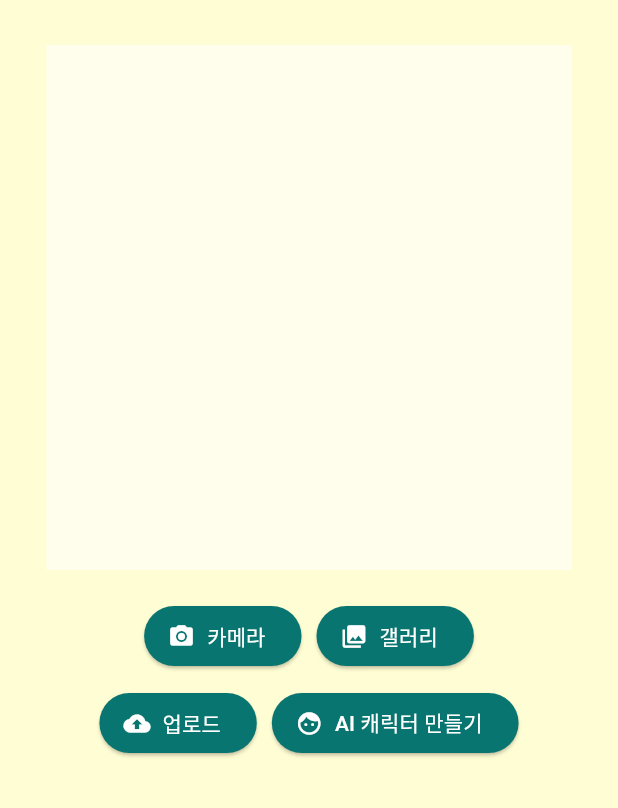
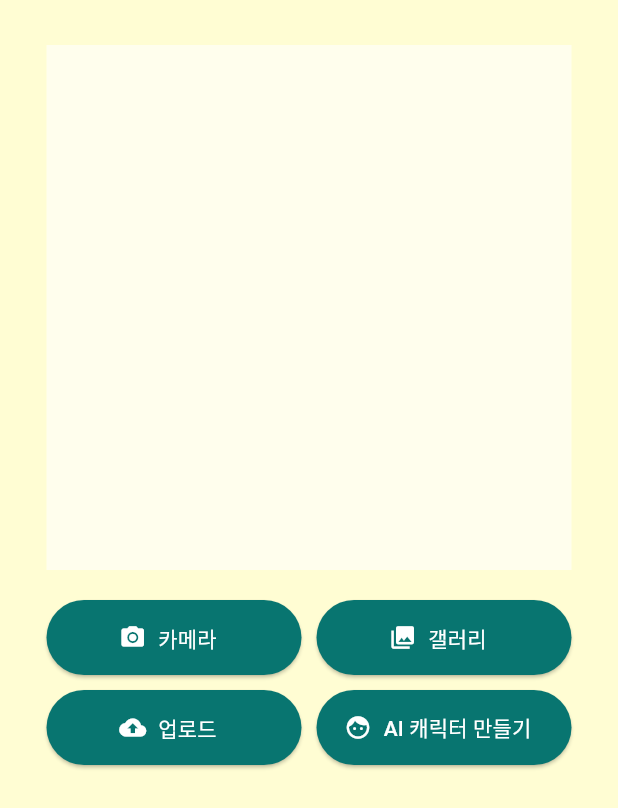
Before and after one commit to mjw-0111/Greedot-frontend, a Flutter app: the GetImage_greedot widget shown alone on an empty page, opened directly, on a phone screen of 412 x 824 dp. Shown: the top 808 px of the screen. Run offline on Flutter 3.47's test engine with Material 3 defaults, Android fonts, the phone set to English and light mode, and no system bars; our stand-ins replace avatar_glow, carousel_slider, fl_chart, flip_card, flutter_spinkit, image_picker and 5 more; missing offline and left inert: mime_type; accounts and stored records are empty; network calls fail.

Commit message:
update: button size unification

```diff
--- a/lib/screen/rigging/getImage.dart
+++ b/lib/screen/rigging/getImage.dart
@@ -17,6 +17,7 @@ import '../personality/settingAge.dart';
 //design setting for GetImage_greedot
 double paddingForButtons = 10; //다 상대적인 값으로 교체 예정
 double canvasSize = 350;
+
 
 class GetImage_greedot extends StatefulWidget {
   const GetImage_greedot({Key? key}) : super(key: key);
@@ -128,6 +129,9 @@ class _getImageState extends State<GetImage_greedot> {
   }
 
   Widget _buildButton() {
+    double buttonWidth = 170;
+    double buttonHeight = 50;
+
     return Column(
       mainAxisAlignment: MainAxisAlignment.center,
       children: [
@@ -142,8 +146,9 @@ class _getImageState extends State<GetImage_greedot> {
                 getImage(ImageSource.camera); // 카메라로 찍은 사진 가져오기
               },
               style: ElevatedButton.styleFrom(
-                primary: colorBut_greedot, // 버튼 배경 색상
-                onPrimary: Colors.white, // 버튼 텍스트 및 아이콘 색상
+                minimumSize: Size(buttonWidth, buttonHeight), // 모든 버튼에 대해 동일한 크기 설정
+                primary: colorBut_greedot, // 배경 색상
+                onPrimary: Colors.white, // 아이콘 및 텍스트 색상
               ),
             ),
             SizedBox(width: paddingForButtons), // 버튼 사이의 간격 조정
@@ -154,6 +159,7 @@ class _getImageState extends State<GetImage_greedot> {
                 getImage(ImageSource.gallery); // 갤러리에서 사진 가져오기
               },
               style: ElevatedButton.styleFrom(
+                minimumSize: Size(buttonWidth, buttonHeight), // 모든 버튼에 대해 동일한 크기 설정
                 primary: colorBut_greedot, // 버튼 배경 색상
                 onPrimary: Colors.white, // 버튼 텍스트 및 아이콘 색상
               ),
@@ -172,6 +178,7 @@ class _getImageState extends State<GetImage_greedot> {
                 showUploadSuccessSnackBar(1); // 업로드 성공 알림 표시
               },
               style: ElevatedButton.styleFrom(
+                minimumSize: Size(buttonWidth, buttonHeight), // 모든 버튼에 대해 동일한 크기 설정
                 primary: colorBut_greedot, // 버튼 배경 색상
                 onPrimary: Colors.white, // 버튼 텍스트 및 아이콘 색상
               ),
@@ -184,6 +191,7 @@ class _getImageState extends State<GetImage_greedot> {
                 showUploadSuccessSnackBar(2); // 업로드 성공 알림 표시
               },
               style: ElevatedButton.styleFrom(
+                minimumSize: Size(buttonWidth, buttonHeight), // 모든 버튼에 대해 동일한 크기 설정
                 primary: colorBut_greedot, // 버튼 배경 색상
                 onPrimary: Colors.white, // 버튼 텍스트 및 아이콘 색상
               ),
```
Also changed, not shown: lib/screen/rigging/riggingRoot.dart (+4 -4 lines).
